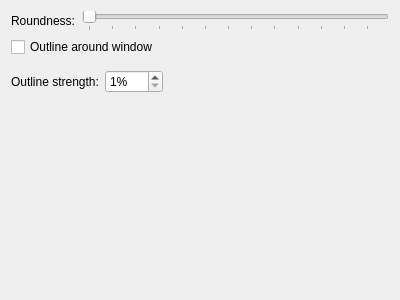
The window that lightlyshaders_config.ui (Luwx/LightlyShaders) describes before a commit, drawn with Qt 5.
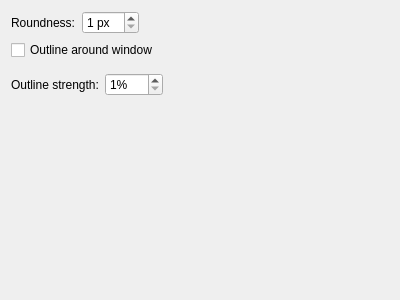
The same window after the commit.

Commit message: Use spinbox instead of slider

What changed in the file:
```diff
--- a/lightlyshaders_config.ui
+++ b/lightlyshaders_config.ui
@@ -26,26 +26,30 @@
         </widget>
        </item>
        <item>
-        <widget class="QSlider" name="roundness">
+        <widget class="QSpinBox" name="roundness">
+         <property name="suffix">
+          <string> px</string>
+         </property>
          <property name="minimum">
           <number>1</number>
          </property>
          <property name="maximum">
-          <number>64</number>
+          <number>32</number>
          </property>
-         <property name="pageStep">
-          <number>1</number>
-         </property>
+        </widget>
+       </item>
+       <item>
+        <spacer name="horizontalSpacer_2">
          <property name="orientation">
           <enum>Qt::Horizontal</enum>
          </property>
-         <property name="tickPosition">
-          <enum>QSlider::TicksBelow</enum>
+         <property name="sizeHint" stdset="0">
+          <size>
+           <width>40</width>
+           <height>20</height>
+          </size>
          </property>
-         <property name="tickInterval">
-          <number>5</number>
-         </property>
-        </widget>
+        </spacer>
        </item>
       </layout>
      </item>
```
